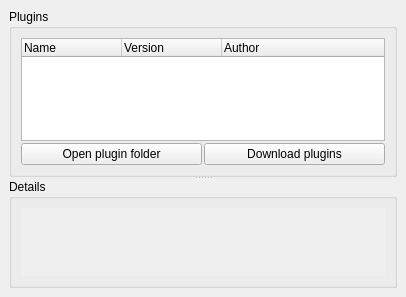
Before: the Qt Designer form ui/options_plugins.ui in metabrainz/picard, drawn with Qt 5.
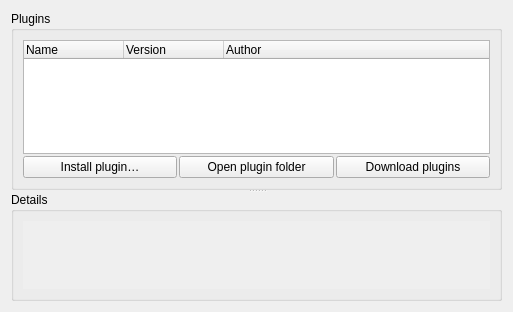
After: the same form once the commit is applied.

Commit message: Add the ability to install plugins while Picard is running.

What changed in the file:
```diff
--- a/ui/options_plugins.ui
+++ b/ui/options_plugins.ui
@@ -6,17 +6,11 @@
    <rect>
     <x>0</x>
     <y>0</y>
-    <width>406</width>
-    <height>297</height>
+    <width>513</width>
+    <height>312</height>
    </rect>
   </property>
   <layout class="QVBoxLayout">
-   <property name="spacing">
-    <number>6</number>
-   </property>
-   <property name="margin">
-    <number>9</number>
-   </property>
    <item>
     <widget class="QSplitter" name="splitter">
      <property name="orientation">
@@ -33,9 +27,6 @@
        <property name="spacing">
         <number>2</number>
        </property>
-       <property name="margin">
-        <number>9</number>
-       </property>
        <item>
         <widget class="QTreeWidget" name="plugins">
          <property name="sizePolicy">
@@ -66,6 +57,19 @@
        </item>
        <item>
         <layout class="QHBoxLayout" name="horizontalLayout">
+         <item>
+          <widget class="QPushButton" name="install_plugin">
+           <property name="sizePolicy">
+            <sizepolicy hsizetype="Expanding" vsizetype="Fixed">
+             <horstretch>0</horstretch>
+             <verstretch>0</verstretch>
+            </sizepolicy>
+           </property>
+           <property name="text">
+            <string>Install plugin…</string>
+           </property>
+          </widget>
+         </item>
          <item>
           <widget class="QPushButton" name="folder_open">
            <property name="sizePolicy">
@@ -110,9 +114,6 @@
        <property name="spacing">
         <number>0</number>
        </property>
-       <property name="margin">
-        <number>9</number>
-       </property>
        <item>
         <widget class="QScrollArea" name="scrollArea">
          <property name="enabled">
@@ -147,8 +148,8 @@
            <rect>
             <x>0</x>
             <y>0</y>
-            <width>368</width>
-            <height>69</height>
+            <width>459</width>
+            <height>76</height>
            </rect>
           </property>
           <property name="sizePolicy">
```
Left out of the diff: 6 changed lines with no effect on the pictures. The commit also changes 4 other files.
